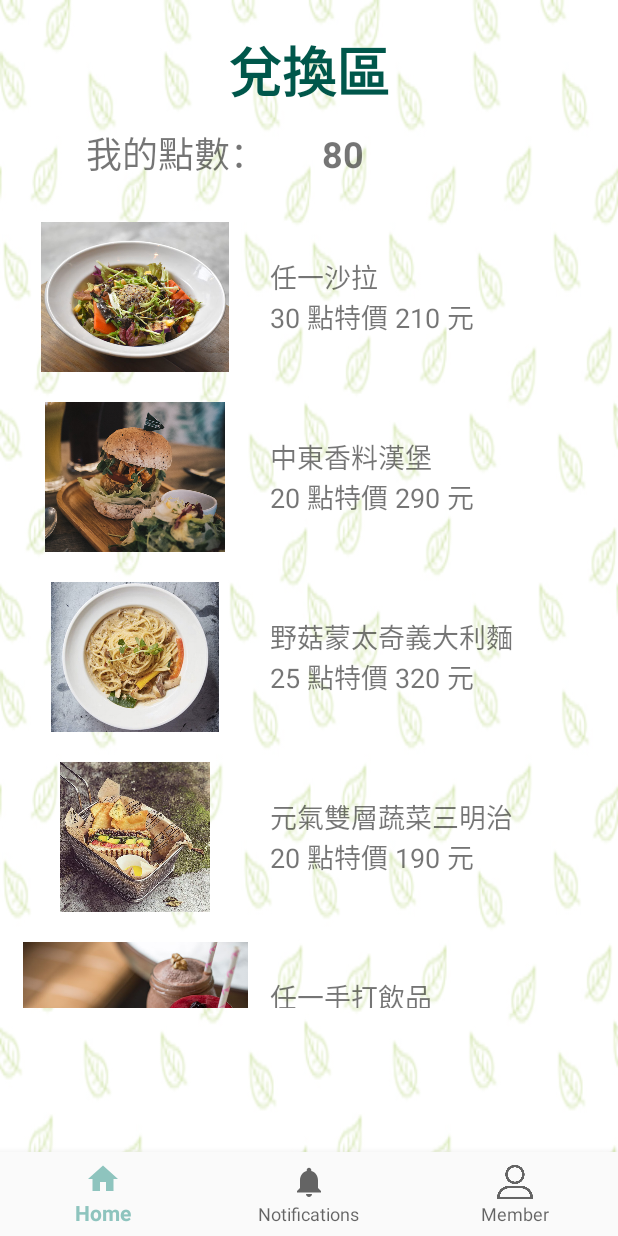
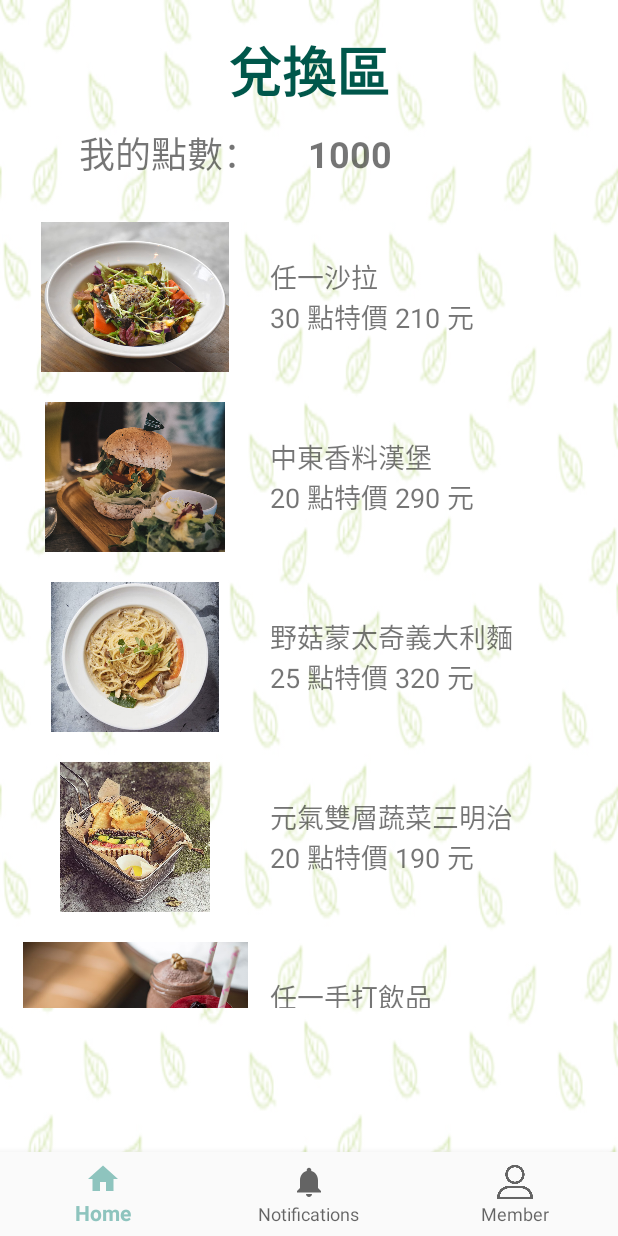
Before and after one commit to jj97181818/CarbonPoint, an Android app: the GiftActivity screen opened directly, with no data from a screen before it, after a tap on an icon or button, on a phone screen of 412 x 824 dp. Run offline under Robolectric (Android 15) with nearby library versions, the phone set to English and light mode, and no system bars.

Commit message:
Point sync in GiftActivity

```diff
--- a/app/src/main/java/me/jj97181818/carbonpoint/Activity/GiftActivity.java
+++ b/app/src/main/java/me/jj97181818/carbonpoint/Activity/GiftActivity.java
@@ -14,6 +14,7 @@ import android.os.Bundle;
 import android.support.v7.widget.LinearLayoutManager;
 import android.support.v7.widget.RecyclerView;
 import android.util.Log;
+import android.util.Pair;
 import android.view.LayoutInflater;
 import android.view.MenuItem;
 import android.view.View;
@@ -32,7 +33,7 @@ public class GiftActivity extends AppCompatActivity {
     private View v;
     private GiftActivity.MyAdapter myAdapter;
     private RecyclerView myRecyclerView;
-    private int point = 80;
+    private int localpoint;
 
     SQLiteDatabase db;
 
@@ -55,7 +56,6 @@ public class GiftActivity extends AppCompatActivity {
             return false;
         }
     };
-
 
     @Override
     protected void onCreate(Bundle savedInstanceState) {
@@ -87,6 +87,27 @@ public class GiftActivity extends AppCompatActivity {
 
         //如果不存在路線資料表，就建立一個
         db.execSQL("CREATE TABLE IF NOT EXISTS coupon (name TEXT, description TEXT, date TEXT, image int, point int, code TEXT)");
+        db.execSQL("CREATE TABLE IF NOT EXISTS userpoint (point int)");
+
+
+        Cursor c = db.rawQuery("SELECT * FROM userpoint", new String[] {});
+        if (c.getCount() > 0) {
+            c.moveToFirst();			//將指標移至第一筆資料
+            int selectedpoint = c.getInt(0);
+            TextView pointView = findViewById(R.id.textView16);
+            pointView.setText(String.valueOf(selectedpoint));
+
+            localpoint = selectedpoint;
+        } else {
+            ContentValues mcv = new ContentValues();
+            mcv.put("point", 1000);
+            db.insert("userpoint", null, mcv);
+
+            localpoint = 1000;
+        }
+
+
+
     }
 
     public class MyAdapter extends RecyclerView.Adapter<GiftActivity.MyAdapter.ViewHolder> {
@@ -129,13 +150,9 @@ public class GiftActivity extends AppCompatActivity {
                                 public void onClick(DialogInterface dialog, int id) {
                                     int couponPoint = mData.get(position).point;
 
-                                    if (point < couponPoint) {
+                                    if (localpoint < couponPoint) {
                                         Toast.makeText(GiftActivity.this, "點數不夠囉！", Toast.LENGTH_SHORT).show();
                                     } else {
-                                        point -= couponPoint;
-                                        TextView pointView = findViewById(R.id.textView16);
-                                        pointView.setText(String.valueOf(point));
-
                                         String name = mData.get(position).name;
                                         String description = mData.get(position).description;
                                         String date = mData.get(position).date;
@@ -152,6 +169,26 @@ public class GiftActivity extends AppCompatActivity {
                                         cv.put("code", code);
 
                                         db.insert("coupon", null, cv);
+
+
+                                        localpoint -= couponPoint;
+
+                                        ContentValues mcv=new ContentValues();
+                                        mcv.put("point", localpoint);
+
+                                        db.update("userpoint",  mcv, null, null);
+
+
+                                        Cursor c = db.rawQuery("SELECT * FROM userpoint", new String[] {});
+                                        if (c.getCount() > 0) {
+                                            c.moveToFirst();			//將指標移至第一筆資料
+                                        }
+                                        for (int i = 0; i < c.getCount(); i++) {
+                                            int selectedpoint = c.getInt(0);
+                                            c.moveToNext();		//將指標移至下一筆資料
+                                            TextView pointView = findViewById(R.id.textView16);
+                                            pointView.setText(String.valueOf(selectedpoint));
+                                        }
                                     }
                                 }
                             })
```
